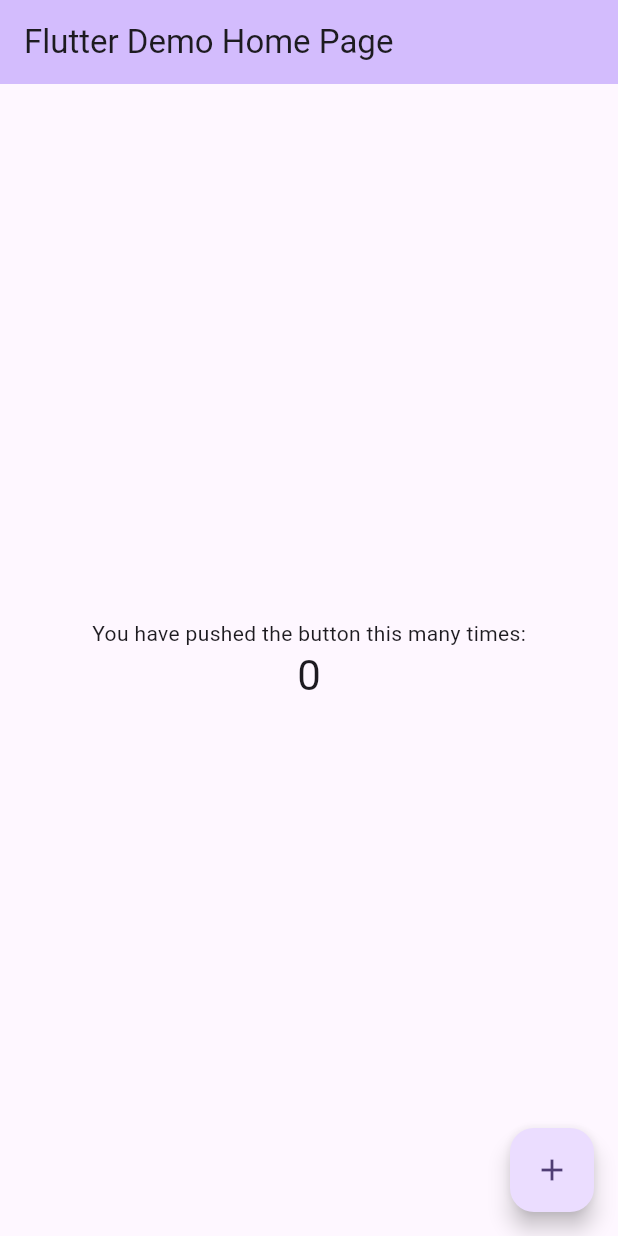
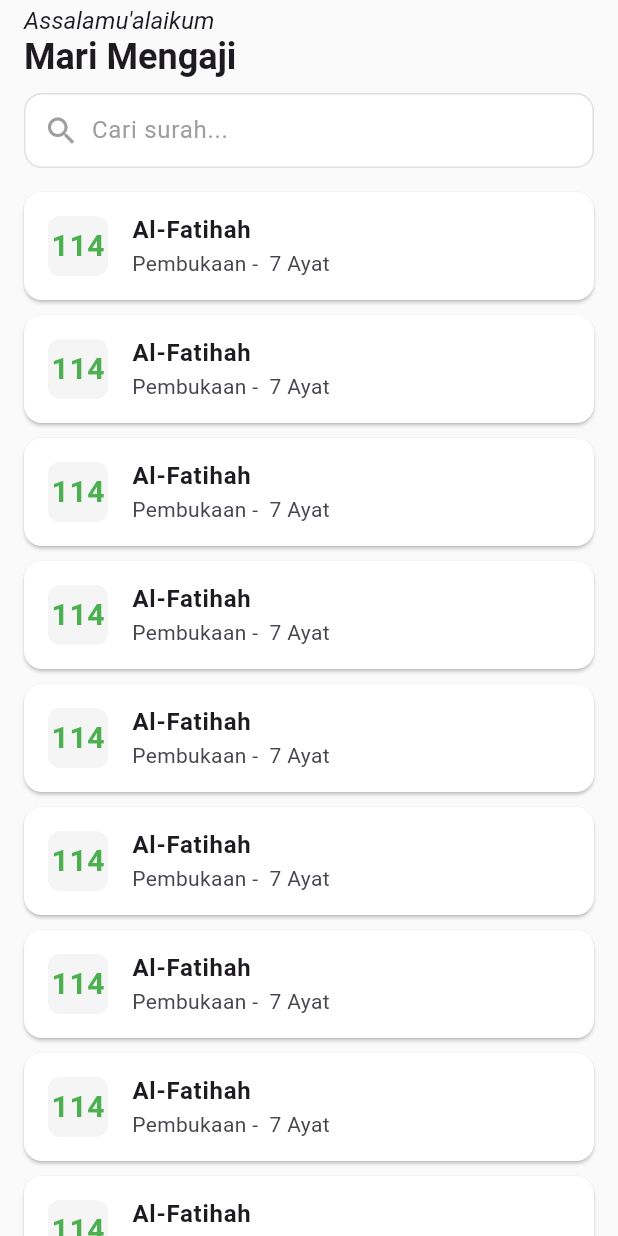
Before and after one commit to Noufalgithub/technical-test-quran-apps, a Flutter app: the screen it shows after launch, on a phone screen of 412 x 824 dp. Run offline on Flutter 3.47's test engine with Material 3 defaults, Android fonts, the phone set to English and light mode, and no system bars; our stand-ins replace get.

Commit message:
slicing home view

```diff
--- /dev/null
+++ b/lib/app/modules/home/views/home_view.dart
@@ -0,0 +1,88 @@
+import 'package:flutter/material.dart';
+
+import 'package:get/get.dart';
+
+import '../controllers/home_controller.dart';
+import 'widgets/search_box.dart';
+
+class HomeView extends GetView<HomeController> {
+  const HomeView({super.key});
+  @override
+  Widget build(BuildContext context) {
+    final TextEditingController searchController = TextEditingController();
+
+    return Scaffold(
+      appBar: AppBar(
+        title: const Column(
+          crossAxisAlignment: CrossAxisAlignment.start,
+          children: [
+            Text(
+              "Assalamu'alaikum",
+              style: TextStyle(fontSize: 16, fontStyle: FontStyle.italic),
+            ),
+            Text(
+              "Mari Mengaji",
+              style: TextStyle(fontSize: 24, fontWeight: FontWeight.bold),
+            ),
+          ],
+        ),
+      ),
+      body: SafeArea(
+        child: Column(
+          children: [
+            const SizedBox(height: 6),
+            SearchBox(
+              controller: searchController,
+              onChanged: (value) {
+                // handle pencarian di sini
+              },
+            ),
+            Expanded(
+              child: ListView.builder(
+                padding: const EdgeInsets.all(16),
+                itemCount: 10,
+                itemBuilder: (context, index) {
+                  return Card(
+                    margin: const EdgeInsets.only(bottom: 10),
+                    color: Colors.white,
+                    child: ListTile(
+                      leading: Container(
+                        width: 40,
+                        height: 40,
+                        decoration: BoxDecoration(
+                          color: Colors.grey.shade100,
+                          borderRadius: BorderRadius.circular(8),
+                        ),
+                        child: const Center(
+                          child: Text(
+                            '114',
+                            style: TextStyle(
+                              fontSize: 20,
+                              fontWeight: FontWeight.bold,
+                              color: Colors.green,
+                            ),
+                          ),
+                        ),
+                      ),
+                      title: const Text(
+                        'Al-Fatihah',
+                        style: TextStyle(
+                          fontSize: 16,
+                          fontWeight: FontWeight.bold,
+                        ),
+                      ),
+                      subtitle: const Text('Pembukaan -  7 Ayat'),
+                      onTap: () {
+                        // Aksi ketika tile ditekan
+                      },
+                    ),
+                  );
+                },
+              ),
+            ),
+          ],
+        ),
+      ),
+    );
+  }
+}
--- /dev/null
+++ b/lib/app/modules/home/views/widgets/search_box.dart
@@ -0,0 +1,38 @@
+import 'package:flutter/material.dart';
+
+class SearchBox extends StatelessWidget {
+  final TextEditingController controller;
+  final ValueChanged<String>? onChanged;
+
+  const SearchBox({super.key, required this.controller, this.onChanged});
+
+  @override
+  Widget build(BuildContext context) {
+    return Container(
+      margin: const EdgeInsets.symmetric(horizontal: 16),
+      padding: const EdgeInsets.symmetric(horizontal: 12),
+      decoration: BoxDecoration(
+        color: Colors.white,
+        borderRadius: BorderRadius.circular(12),
+        border: Border.all(color: Colors.grey.shade300),
+      ),
+      child: Row(
+        children: [
+          const Icon(Icons.search, color: Colors.grey),
+          const SizedBox(width: 8),
+          Expanded(
+            child: TextField(
+              controller: controller,
+              onChanged: onChanged,
+              decoration: const InputDecoration(
+                hintText: 'Cari surah...',
+                hintStyle: TextStyle(color: Colors.grey),
+                border: InputBorder.none,
+              ),
+            ),
+          ),
+        ],
+      ),
+    );
+  }
+}
--- a/lib/main.dart
+++ b/lib/main.dart
@@ -1,122 +1,21 @@
 import 'package:flutter/material.dart';
 
+import 'package:get/get.dart';
+
+import 'app/routes/app_pages.dart';
+
 void main() {
-  runApp(const MyApp());
+  runApp(
+    GetMaterialApp(
+      debugShowCheckedModeBanner: false,
+      title: "Qur'an Apps",
+      initialRoute: AppPages.INITIAL,
+      getPages: AppPages.routes,
+      theme: ThemeData(
+        primarySwatch: Colors.green,
+        scaffoldBackgroundColor: Colors.grey.shade50,
+        appBarTheme: AppBarTheme(backgroundColor: Colors.grey.shade50),
+      ),
+    ),
+  );
 }
-
-class MyApp extends StatelessWidget {
-  const MyApp({super.key});
-
-  // This widget is the root of your application.
-  @override
-  Widget build(BuildContext context) {
-    return MaterialApp(
-      title: 'Flutter Demo',
-      theme: ThemeData(
-        // This is the theme of your application.
-        //
-        // TRY THIS: Try running your application with "flutter run". You'll see
-        // the application has a purple toolbar. Then, without quitting the app,
-        // try changing the seedColor in the colorScheme below to Colors.green
-        // and then invoke "hot reload" (save your changes or press the "hot
-        // reload" button in a Flutter-supported IDE, or press "r" if you used
-        // the command line to start the app).
-        //
-        // Notice that the counter didn't reset back to zero; the application
-        // state is not lost during the reload. To reset the state, use hot
-        // restart instead.
-        //
-        // This works for code too, not just values: Most code changes can be
-        // tested with just a hot reload.
-        colorScheme: ColorScheme.fromSeed(seedColor: Colors.deepPurple),
-      ),
-      home: const MyHomePage(title: 'Flutter Demo Home Page'),
-    );
-  }
-}
-
-class MyHomePage extends StatefulWidget {
-  const MyHomePage({super.key, required this.title});
-
-  // This widget is the home page of your application. It is stateful, meaning
-  // that it has a State object (defined below) that contains fields that affect
-  // how it looks.
-
-  // This class is the configuration for the state. It holds the values (in this
-  // case the title) provided by the parent (in this case the App widget) and
-  // used by the build method of the State. Fields in a Widget subclass are
-  // always marked "final".
-
-  final String title;
-
-  @override
-  State<MyHomePage> createState() => _MyHomePageState();
-}
-
-class _MyHomePageState extends State<MyHomePage> {
-  int _counter = 0;
-
-  void _incrementCounter() {
-    setState(() {
-      // This call to setState tells the Flutter framework that something has
-      // changed in this State, which causes it to rerun the build method below
-      // so that the display can reflect the updated values. If we changed
-      // _counter without calling setState(), then the build method would not be
-      // called again, and so nothing would appear to happen.
-      _counter++;
-    });
-  }
-
-  @override
-  Widget build(BuildContext context) {
-    // This method is rerun every time setState is called, for instance as done
-    // by the _incrementCounter method above.
-    //
-    // The Flutter framework has been optimized to make rerunning build methods
-    // fast, so that you can just rebuild anything that needs updating rather
-    // than having to individually change instances of widgets.
-    return Scaffold(
-      appBar: AppBar(
-        // TRY THIS: Try changing the color here to a specific color (to
-        // Colors.amber, perhaps?) and trigger a hot reload to see the AppBar
-        // change color while the other colors stay the same.
-        backgroundColor: Theme.of(context).colorScheme.inversePrimary,
-        // Here we take the value from the MyHomePage object that was created by
-        // the App.build method, and use it to set our appbar title.
-        title: Text(widget.title),
-      ),
-      body: Center(
-        // Center is a layout widget. It takes a single child and positions it
-        // in the middle of the parent.
-        child: Column(
-          // Column is also a layout widget. It takes a list of children and
-          // arranges them vertically. By default, it sizes itself to fit its
-          // children horizontally, and tries to be as tall as its parent.
-          //
-          // Column has various properties to control how it sizes itself and
-          // how it positions its children. Here we use mainAxisAlignment to
-          // center the children vertically; the main axis here is the vertical
-          // axis because Columns are vertical (the cross axis would be
-          // horizontal).
-          //
-          // TRY THIS: Invoke "debug painting" (choose the "Toggle Debug Paint"
-          // action in the IDE, or press "p" in the console), to see the
-          // wireframe for each widget.
-          mainAxisAlignment: MainAxisAlignment.center,
-          children: <Widget>[
-            const Text('You have pushed the button this many times:'),
-            Text(
-              '$_counter',
-              style: Theme.of(context).textTheme.headlineMedium,
-            ),
-          ],
-        ),
-      ),
-      floatingActionButton: FloatingActionButton(
-        onPressed: _incrementCounter,
-        tooltip: 'Increment',
-        child: const Icon(Icons.add),
-      ), // This trailing comma makes auto-formatting nicer for build methods.
-    );
-  }
-}
```
Also changed, not shown: analysis_options.yaml (+3 -15 lines), lib/app/modules/home/bindings/home_binding.dart (added, +12 -0 lines), lib/app/modules/home/controllers/home_controller.dart (added, +23 -0 lines), lib/app/routes/app_pages.dart (added, +20 -0 lines), lib/app/routes/app_routes.dart (added, +12 -0 lines), pubspec.yaml (+6 -66 lines), pubspec.lock, 9 other files.
